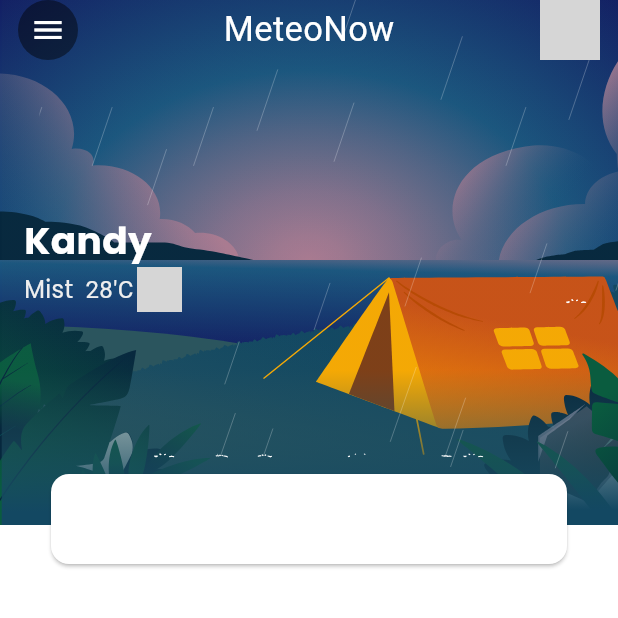
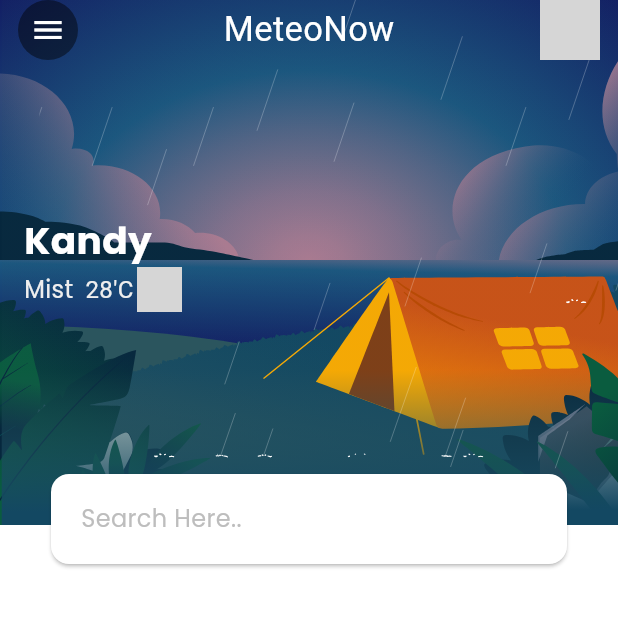
Before and after one commit to Eranga035225/Weather-app-flutter, a Flutter app: the screen it shows after launch, on a phone screen of 412 x 824 dp, the top half of it. Run offline on Flutter 3.47's test engine with Material 3 defaults, Android fonts, the phone set to English and light mode, and no system bars; our stand-ins replace google_fonts, lottie; network calls fail; grey boxes are pictures that could not be loaded.

Commit message:
search box

```diff
--- a/weather_app/lib/Screens/home_screen.dart
+++ b/weather_app/lib/Screens/home_screen.dart
@@ -92,19 +92,29 @@ class _HomeScreenState extends State<HomeScreen> {
                   child: Card(
                     color: Colors.white,
                     child: Container(
-                    width: double.infinity,
-                    height: 60,
-                    decoration: BoxDecoration(
+                      padding: EdgeInsets.symmetric(horizontal: 20),
+                              width: double.infinity,
+                              height: 60,
+                              decoration: BoxDecoration(
 
-                       borderRadius: BorderRadius.circular(20),
+                                borderRadius: BorderRadius.circular(20),
 
-                    ),
+
+                              ),
+                              child: Row(
+                                children: [
+                                  Text('Search Here.. ', style: GoogleFonts.poppins(fontSize: 16, color: Colors.grey.shade400),),
+                                ],
+                              )
+
+
+                    )
 
 
                   )
                   )
                 ),
-              )
+
             ],
           ),
         )
```
